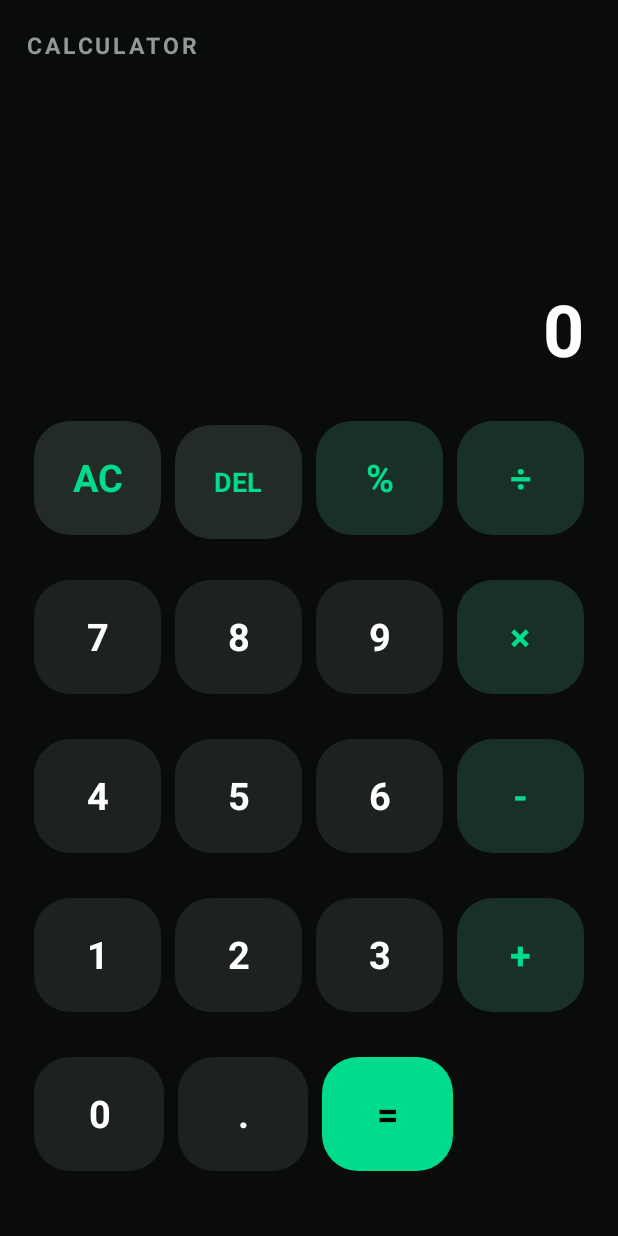
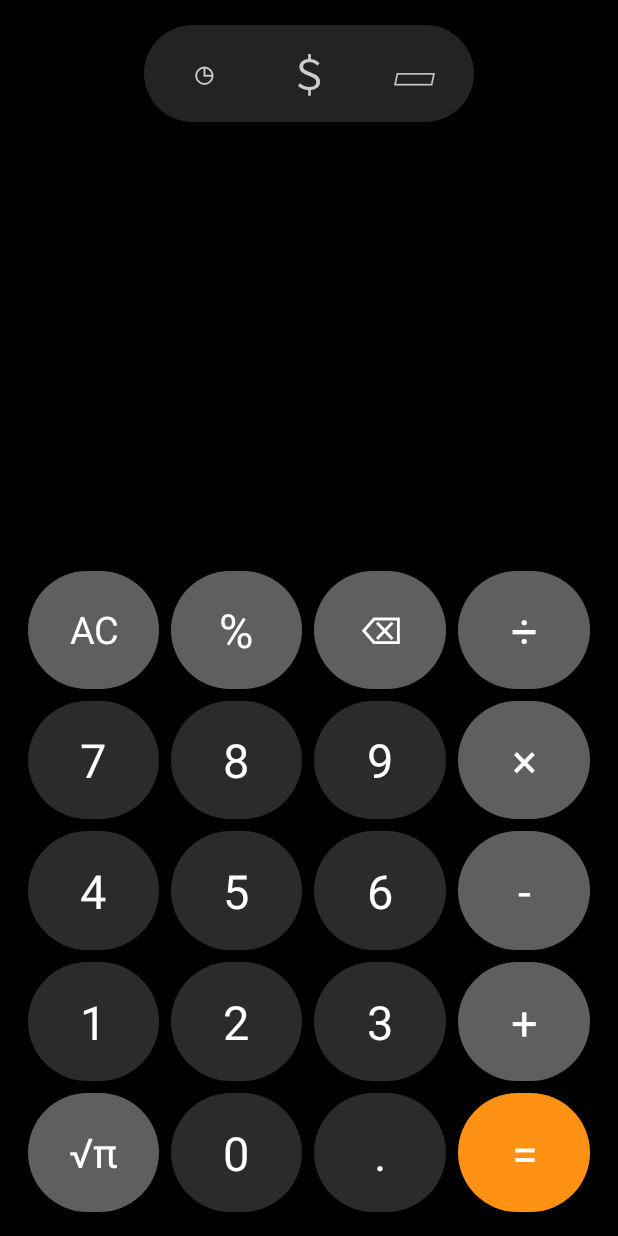
Before and after one commit to mdimr4nbd/MyNativeAndroidApp, an Android app: the screen it shows after launch (MainActivity), on a phone screen of 412 x 824 dp. Run offline under Robolectric (Android 15) with nearby library versions, the phone set to English and light mode, and no system bars.

Commit message:
Update MainActivity.kt

```diff
--- a/app/src/main/java/com/example/calculator/MainActivity.kt
+++ b/app/src/main/java/com/example/calculator/MainActivity.kt
@@ -1,3 +1,4 @@
+
 package com.example.calculator
 
 import android.app.Activity
@@ -9,8 +10,8 @@ import android.view.Gravity
 import android.view.View
 import android.widget.LinearLayout
 import android.widget.TextView
+import android.widget.Toast
 import java.math.BigDecimal
-import java.util.Locale
 
 class MainActivity : Activity() {
 
@@ -20,65 +21,133 @@ class MainActivity : Activity() {
     private var expression = ""
     private var justCalculated = false
 
-    private val bgColor = Color.rgb(10, 12, 12)
-    private val buttonColor = Color.rgb(29, 34, 33)
-    private val green = Color.rgb(0, 220, 140)
-    private val textColor = Color.WHITE
-    private val mutedColor = Color.rgb(145, 155, 150)
+    private val black = Color.BLACK
+    private val numberColor = Color.rgb(43, 43, 43)
+    private val lightGray = Color.rgb(95, 95, 95)
+    private val orange = Color.rgb(255, 145, 20)
+    private val white = Color.WHITE
 
     override fun onCreate(savedInstanceState: Bundle?) {
         super.onCreate(savedInstanceState)
 
-        window.statusBarColor = bgColor
-        window.navigationBarColor = bgColor
-        window.decorView.systemUiVisibility = 0
+        window.statusBarColor = black
+        window.navigationBarColor = black
 
         createCalculator()
     }
 
+    private fun dp(value: Int): Int =
+        (value * resources.displayMetrics.density).toInt()
+
     private fun createCalculator() {
+
         val root = LinearLayout(this).apply {
             orientation = LinearLayout.VERTICAL
-            setBackgroundColor(bgColor)
-            setPadding(dp(18), dp(20), dp(18), dp(18))
+            gravity = Gravity.CENTER_HORIZONTAL
+            setBackgroundColor(black)
+            setPadding(dp(15), dp(12), dp(15), dp(12))
         }
 
-        val heading = TextView(this).apply {
-            text = "CALCULATOR"
-            textSize = 15f
-            letterSpacing = 0.16f
-            setTextColor(mutedColor)
-            typeface = Typeface.DEFAULT_BOLD
+        // Top three icons
+
+        val toolbar = LinearLayout(this).apply {
+            orientation = LinearLayout.HORIZONTAL
+            gravity = Gravity.CENTER
+            background = rounded(
+                Color.rgb(35, 35, 35),
+                60
+            )
+            setPadding(dp(12), dp(5), dp(12), dp(5))
+        }
+
+        val icons = listOf("◷", "＄", "▱")
+
+        icons.forEachIndexed { index, icon ->
+
+            val item = TextView(this).apply {
+                text = icon
+                textSize = 27f
+                gravity = Gravity.CENTER
+                setTextColor(Color.LTGRAY)
+                contentDescription = when (index) {
+                    0 -> "History"
+                    1 -> "Currency converter"
+                    else -> "Unit converter"
+                }
+
+                setOnClickListener {
+                    when (index) {
+                        0 -> Toast.makeText(
+                            this@MainActivity,
+                            "History is empty",
+                            Toast.LENGTH_SHORT
+                        ).show()
+
+                        1 -> Toast.makeText(
+                            this@MainActivity,
+                            "Currency converter coming soon",
+                            Toast.LENGTH_SHORT
+                        ).show()
+
+                        2 -> Toast.makeText(
+                            this@MainActivity,
+                            "Unit converter coming soon",
+                            Toast.LENGTH_SHORT
+                        ).show()
+                    }
+                }
+            }
+
+            toolbar.addView(
+                item,
+                LinearLayout.LayoutParams(
+                    dp(70),
+                    dp(55)
+                )
+            )
+        }
+
+        val toolbarContainer = LinearLayout(this).apply {
+            gravity = Gravity.CENTER
+            addView(
+                toolbar,
+                LinearLayout.LayoutParams(
+                    dp(220),
+                    dp(65)
+                )
+            )
         }
 
         root.addView(
-            heading,
+            toolbarContainer,
             LinearLayout.LayoutParams(
                 -1,
-                dp(45)
+                dp(75)
             )
         )
+
+        // Display area
 
         val display = LinearLayout(this).apply {
             orientation = LinearLayout.VERTICAL
             gravity = Gravity.BOTTOM or Gravity.END
-            setPadding(dp(5), dp(20), dp(5), dp(25))
+            setPadding(dp(8), dp(10), dp(8), dp(25))
         }
 
         expressionView = TextView(this).apply {
             text = ""
-            textSize = 30f
-            setTextColor(mutedColor)
+            textSize = 29f
             gravity = Gravity.END
+            setTextColor(Color.LTGRAY)
             maxLines = 2
         }
 
         resultView = TextView(this).apply {
-            text = "0"
-            textSize = 48f
-            setTextColor(textColor)
+            text = ""
+            textSize = 52f
             gravity = Gravity.END
-            typeface = Typeface.DEFAULT_BOLD
+            setTextColor(white)
+            typeface = Typeface.DEFAULT
             maxLines = 1
         }
 
@@ -94,104 +163,133 @@ class MainActivity : Activity() {
 
         root.addView(
             display,
-            LinearLayout.LayoutParams( -1, 0, 1f)
+            LinearLayout.LayoutParams(
+                -1,
+                0,
+                1.8f
+            )
         )
 
-        val keys = listOf(
-            listOf("AC", "DEL", "%", "÷"),
+        // Calculator keypad
+
+        val rows = listOf(
+            listOf("AC", "%", "DEL", "÷"),
             listOf("7", "8", "9", "×"),
             listOf("4", "5", "6", "-"),
             listOf("1", "2", "3", "+"),
-            listOf("0", ".", "=", "")
+            listOf("√π", "0", ".", "=")
         )
 
         val keypad = LinearLayout(this).apply {
             orientation = LinearLayout.VERTICAL
         }
 
-        keys.forEach { rowKeys ->
+        rows.forEach { keys ->
 
             val row = LinearLayout(this).apply {
                 orientation = LinearLayout.HORIZONTAL
             }
 
-            rowKeys.forEach { key ->
+            keys.forEach { key ->
 
-                if (key.isEmpty()) {
-                    row.addView(
-                        View(this),
-                        LinearLayout.LayoutParams(
-                            0,
-                            dp(76),
-                            1f
-                        )
-                    )
-                } else {
                 val button = createButton(key)
 
                 row.addView(
                     button,
                     LinearLayout.LayoutParams(
                         0,
-                            dp(76),
+                        -1,
                         1f
                     ).apply {
                         setMargins(
-                                dp(5),
-                                dp(5),
-                                dp(5),
-                                dp(5)
+                            dp(4),
+                            dp(4),
+                            dp(4),
+                            dp(4)
                         )
                     }
                 )
             }
-            }
 
             keypad.addView(
                 row,
-                LinearLayout.LayoutParams(-1, 0, 1f)
+                LinearLayout.LayoutParams(
+                    -1,
+                    0,
+                    1f
+                )
             )
         }
 
         root.addView(
             keypad,
-            LinearLayout.LayoutParams(-1, 0, 2.5f)
+            LinearLayout.LayoutParams(
+                -1,
+                0,
+                2.7f
+            )
         )
 
         setContentView(root)
     }
 
+    private fun rounded(
+        color: Int,
+        radius: Int
+    ): GradientDrawable {
+
+        return GradientDrawable().apply {
+            setColor(color)
+            cornerRadius = dp(radius).toFloat()
+        }
+    }
+
     private fun createButton(key: String): TextView {
 
         val isOperator = key in listOf(
-            "÷", "×", "-", "+", "%", "="
+            "÷", "×", "-", "+", "="
         )
 
-        val isAction = key in listOf("AC", "DEL")
-
-        val button = TextView(this).apply {
-            text = key
-            textSize = if (key.length > 2) 18f else 25f
-            gravity = Gravity.CENTER
-            typeface = Typeface.DEFAULT_BOLD
-
-            setTextColor(
-                when {
-                    key == "=" -> Color.BLACK
-                    isOperator -> green
-                    isAction -> green
-                    else -> textColor
-                }
+        val isSpecial = key in listOf(
+            "AC", "%", "DEL", "√π"
         )
 
-            background = roundedBackground(
-                when {
-                    key == "=" -> green
-                    isOperator -> Color.rgb(25, 48, 40)
-                    isAction -> Color.rgb(35, 43, 40)
-                    else -> buttonColor
+        val bg = when {
+            key == "=" -> orange
+            isOperator -> lightGray
+            isSpecial -> lightGray
+            else -> numberColor
         }
-            )
+
+        val text = when (key) {
+            "DEL" -> "⌫"
+            "√π" -> "√π"
+            else -> key
+        }
+
+        return TextView(this).apply {
+
+            this.text = text
+
+            textSize = when (key) {
+                "AC", "DEL" -> 25f
+                "√π" -> 27f
+                else -> 31f
+            }
+
+            gravity = Gravity.CENTER
+
+            setTextColor(white)
+
+            background = rounded(bg, 100)
+
+            typeface = Typeface.DEFAULT
+
+            contentDescription = when (key) {
+                "DEL" -> "Delete"
+                "√π" -> "Square root and pi"
+                else -> key
+            }
 
             isClickable = true
             isFocusable = true
@@ -199,15 +297,6 @@ class MainActivity : Activity() {
             setOnClickListener {
                 handleKey(key)
             }
-        }
-
-        return button
-    }
-
-    private fun roundedBackground(color: Int): GradientDrawable {
-        return GradientDrawable().apply {
-            setColor(color)
-            cornerRadius = dp(24).toFloat()
         }
     }
 
@@ -231,6 +320,29 @@ class MainActivity : Activity() {
 
             "=" -> calculateResult()
 
+            "√π" -> {
+                try {
+                    if (expression.isEmpty()) {
+                        expression = "3.141592653589793"
+                    } else {
+                        val value =
+                            ExpressionParser(expression).parse()
+
+                        if (value < 0) {
+                            throw ArithmeticException()
+                        }
+
+                        expression = formatNumber(kotlin.math.sqrt(value))
+                    }
+
+                    justCalculated = true
+                    updateDisplay()
+
+                } catch (_: Exception) {
+                    resultView.text = "Error"
+                }
+            }
+
             "%" -> {
                 if (expression.isNotEmpty() &&
                     (expression.last().isDigit() ||
@@ -238,21 +350,21 @@ class MainActivity : Activity() {
                 ) {
                     expression += "%"
                 }
+
                 justCalculated = false
                 updateDisplay()
             }
 
             "+", "-", "×", "÷" -> {
-                val operator = key
 
                 if (expression.isEmpty()) {
-                    if (operator == "-") expression = "-"
+                    if (key == "-") expression = "-"
                 } else {
                     if (expression.last() in "+-×÷") {
                         expression = expression.dropLast(1)
                     }
 
-                    expression += operator
+                    expression += key
                 }
 
                 justCalculated = false
@@ -265,13 +377,13 @@ class MainActivity : Activity() {
                     justCalculated = false
                 }
 
-                val currentNumber = expression
+                val current = expression
                     .substringAfterLast("+")
                     .substringAfterLast("-")
                     .substringAfterLast("×")
                     .substringAfterLast("÷")
 
-                if (!currentNumber.contains(".")) {
+                if (!current.contains(".")) {
                     expression += if (
                         expression.isEmpty() ||
                         expression.last() in "+-×÷"
@@ -294,22 +406,25 @@ class MainActivity : Activity() {
     }
 
     private fun updateDisplay() {
+
         expressionView.text = expression
 
         if (expression.isEmpty()) {
-            resultView.text = "0"
+            resultView.text = ""
             return
         }
 
         try {
-            val value = ExpressionParser(expression).parse()
-            resultView.text = formatNumber(value)
+            val result = ExpressionParser(expression).parse()
+            resultView.text = formatNumber(result)
+
         } catch (_: Exception) {
             resultView.text = ""
         }
     }
 
     private fun calculateResult() {
+
         if (expression.isEmpty()) return
 
         try {
@@ -319,6 +434,7 @@ class MainActivity : Activity() {
             expression = answer
             expressionView.text = ""
             resultView.text = answer
+
             justCalculated = true
 
         } catch (_: Exception) {
@@ -328,19 +444,16 @@ class MainActivity : Activity() {
     }
 
     private fun formatNumber(value: Double): String {
+
         if (!value.isFinite()) return "Error"
 
         return BigDecimal.valueOf(value)
             .stripTrailingZeros()
             .toPlainString()
     }
-
-    private fun dp(value: Int): Int {
-        return (value * resources.displayMetrics.density).toInt()
-    }
 }
 
-/* Mathematical expression parser */
+// Expression parser
 
 private class ExpressionParser(
     private val input: String
@@ -349,24 +462,28 @@ private class ExpressionParser(
     private var position = 0
 
     fun parse(): Double {
+
         val result = parseExpression()
 
         if (position != input.length) {
-            throw IllegalArgumentException("Invalid expression")
+            throw IllegalArgumentException()
         }
 
         if (!result.isFinite()) {
-            throw ArithmeticException("Invalid result")
+            throw ArithmeticException()
         }
 
         return result
     }
 
     private fun parseExpression(): Double {
+
         var value = parseTerm()
 
         while (position < input.length) {
+
             when (input[position]) {
+
                 '+' -> {
                     position++
                     value += parseTerm()
@@ -385,10 +502,13 @@ private class ExpressionParser(
     }
 
     private fun parseTerm(): Double {
+
         var value = parseFactor()
 
         while (position < input.length) {
+
             when (input[position]) {
+
                 '×' -> {
                     position++
                     value *= parseFactor()
@@ -396,10 +516,11 @@ private class ExpressionParser(
 
                 '÷' -> {
                     position++
+
                     val divisor = parseFactor()
 
                     if (divisor == 0.0) {
-                        throw ArithmeticException("Division by zero")
+                        throw ArithmeticException()
                     }
 
                     value /= divisor
@@ -415,7 +536,7 @@ private class ExpressionParser(
     private fun parseFactor(): Double {
 
         if (position >= input.length) {
-            throw IllegalArgumentException("Missing number")
+            throw IllegalArgumentException()
         }
 
         if (input[position] == '-') {
@@ -431,22 +552,25 @@ private class ExpressionParser(
         var value: Double
 
         if (input[position] == '(') {
+
             position++
             value = parseExpression()
 
             if (position >= input.length ||
                 input[position] != ')'
             ) {
-                throw IllegalArgumentException("Missing bracket")
+                throw IllegalArgumentException()
             }
 
             position++
 
         } else {
+
             val start = position
             var hasDecimal = false
 
             while (position < input.length) {
+
                 val char = input[position]
 
                 if (char.isDigit()) {
@@ -460,7 +584,7 @@ private class ExpressionParser(
             }
 
             if (start == position) {
-                throw IllegalArgumentException("Invalid number")
+                throw IllegalArgumentException()
             }
 
             value = input.substring(start, position).toDouble()
```
Lines whose indentation alone changed are shown as unchanged.
